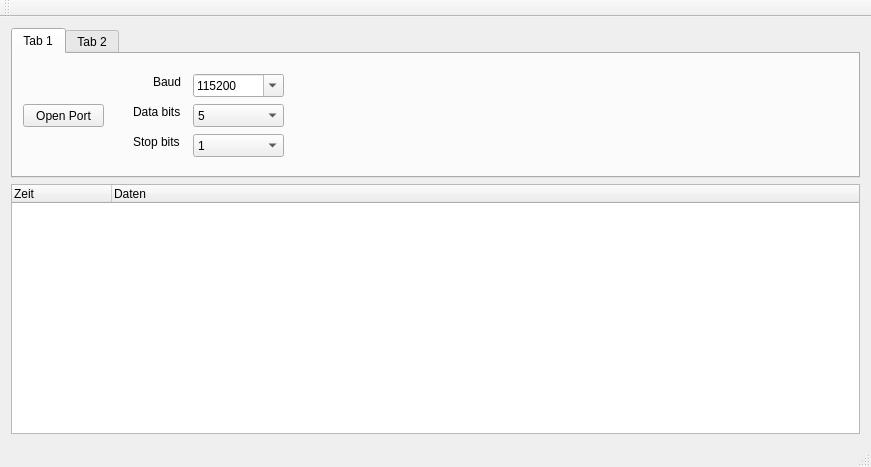
First picture: the form in project/src/mainwindow.ui, repository pioupus/qProtocolAnalyzer, before the edit.
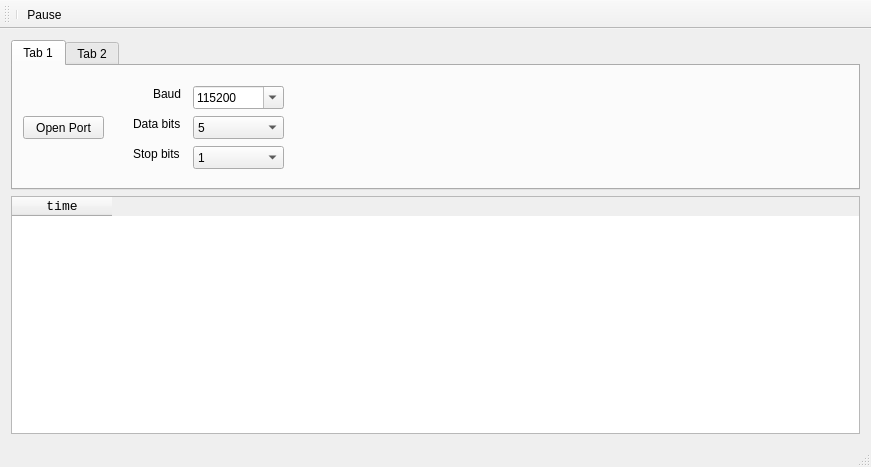
Second picture: the form after the edit.

Commit message: -dumps to file -global pause button -saving settings -limits number of rows to 1000,0000

```diff
--- a/project/src/mainwindow.ui
+++ b/project/src/mainwindow.ui
@@ -252,24 +252,28 @@
        </widget>
       </item>
       <item>
-       <widget class="QTreeWidget" name="treeWidget">
-        <property name="uniformRowHeights">
-         <bool>true</bool>
+       <widget class="QTableWidget" name="tableWidget">
+        <property name="font">
+         <font>
+          <family>Courier New</family>
+          <pointsize>10</pointsize>
+         </font>
         </property>
         <property name="wordWrap">
          <bool>true</bool>
         </property>
-        <property name="columnCount">
-         <number>2</number>
-        </property>
+        <attribute name="verticalHeaderVisible">
+         <bool>false</bool>
+        </attribute>
+        <attribute name="verticalHeaderDefaultSectionSize">
+         <number>28</number>
+        </attribute>
+        <attribute name="verticalHeaderMinimumSectionSize">
+         <number>13</number>
+        </attribute>
         <column>
          <property name="text">
-          <string notr="true">Zeit</string>
-         </property>
-        </column>
-        <column>
-         <property name="text">
-          <string>Daten</string>
+          <string>time</string>
          </property>
         </column>
        </widget>
@@ -295,8 +299,15 @@
    <attribute name="toolBarBreak">
     <bool>false</bool>
    </attribute>
+   <addaction name="separator"/>
+   <addaction name="actionPause"/>
   </widget>
   <widget class="QStatusBar" name="statusBar"/>
+  <action name="actionPause">
+   <property name="text">
+    <string>Pause</string>
+   </property>
+  </action>
  </widget>
  <layoutdefault spacing="6" margin="11"/>
  <resources/>
```
The commit also changes 4 other files.
